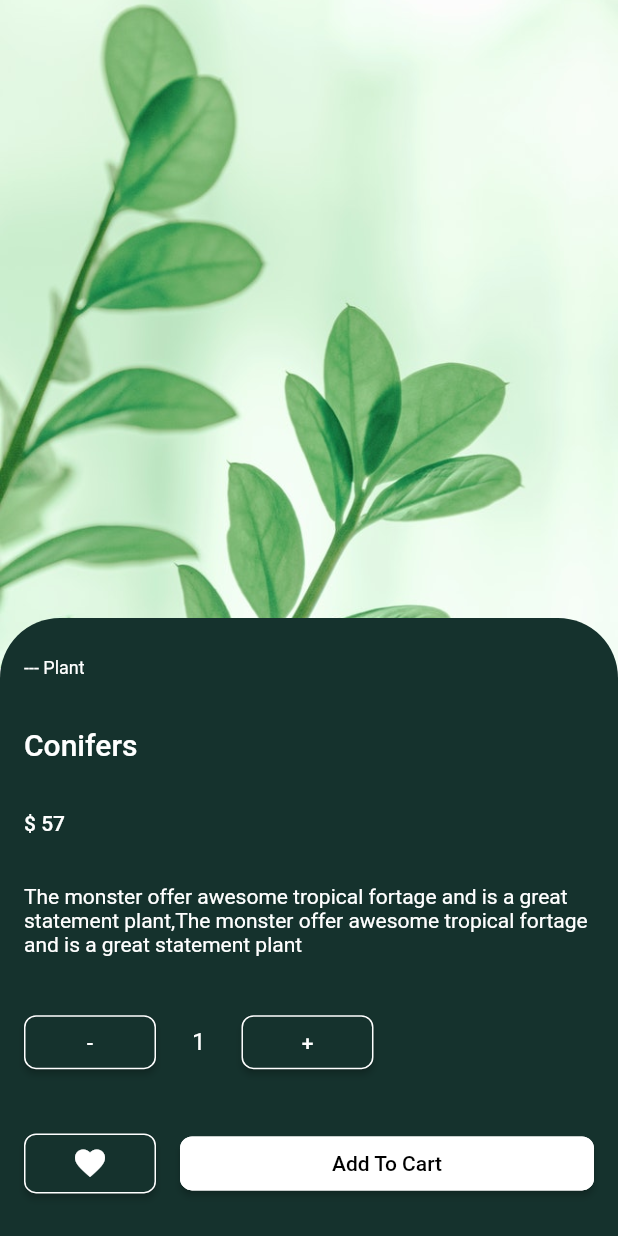
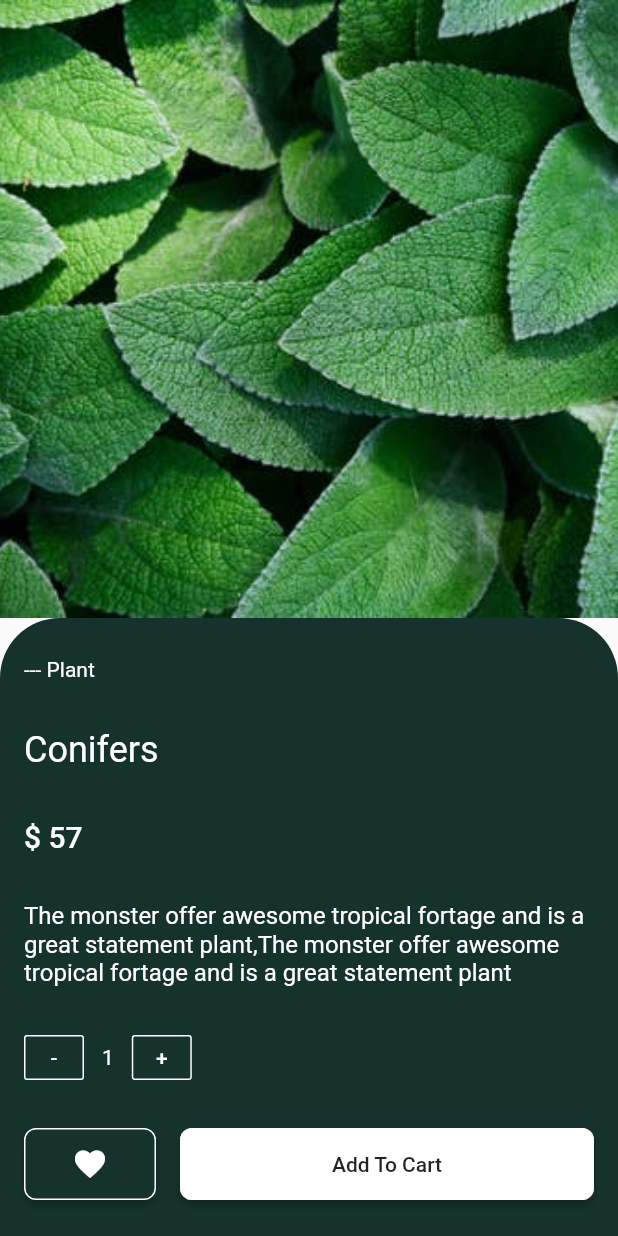
Before and after one commit to rao21/flutter_talk, a Flutter app: the screen it shows after launch, after a tap on "View details", on a phone screen of 412 x 824 dp. Run offline on Flutter 3.47's test engine with Material 2 defaults, Android fonts, the phone set to English and light mode, and no system bars; our stand-ins replace device_preview.

Commit message:
changes last

```diff
--- a/lib/detail.dart
+++ b/lib/detail.dart
@@ -2,11 +2,9 @@ import 'package:flutter/material.dart';
 import 'package:flutter/widgets.dart';
 import 'package:plants/PlantsModel.dart';
 
-final _themeColor = Color(0xFF15322D);
-final _textColor = Colors.white;
-
 class DetailScreen extends StatefulWidget {
   DetailScreen({Key key, @required this.plant}) : super(key: key);
+
   final PlantsModel plant;
 
   @override
@@ -14,21 +12,19 @@ class DetailScreen extends StatefulWidget {
 }
 
 class _Details extends State<DetailScreen> {
-  bool isLargeScreen;
-
+  final _themeColor = Color(0xFF15322D);
   @override
   Widget build(BuildContext context) {
     final screenSize = MediaQuery.of(context).size;
+    final textColor = Colors.white;
 
     return Scaffold(
       body: OrientationBuilder(builder: (context, orientation) {
-        bool isPortraitMode = orientation == Orientation.portrait;
-
         return Container(
           child: Stack(
             children: <Widget>[
-              buildImage(screenSize, isPortraitMode),
-              buildDetailWidget(screenSize, isPortraitMode),
+              buildImage(screenSize, orientation),
+              buildDetailWidget(screenSize, textColor, orientation),
             ],
           ),
         );
@@ -36,120 +32,154 @@ class _Details extends State<DetailScreen> {
     );
   }
 
-  Align buildImage(Size screenSize, bool isPortraitMode) {
+  Align buildImage(Size screenSize, Orientation orientation) {
     return Align(
-      alignment: isPortraitMode ? Alignment.topCenter : Alignment.topLeft,
+        alignment: orientation == Orientation.portrait
+            ? Alignment.topCenter
+            : Alignment.topLeft,
         child: Container(
-        width: isPortraitMode ? screenSize.width : screenSize.width / 2,
-        height: isPortraitMode ? screenSize.height / 1.85 : screenSize.height,
-        decoration: BoxDecoration(
+            width: orientation ==
+                    Orientation.portrait //orientation == Orientation.portrait
+                ? screenSize.width
+                : screenSize.width / 1.8,
+            height: orientation ==
+                    Orientation.portrait // orientation == Orientation.portrait
+                ? screenSize.height / 2
+                : screenSize.height,
+            decoration: orientation == Orientation.portrait
+                ? BoxDecoration(
+                    color: _themeColor,
                     image: DecorationImage(
                         image: ExactAssetImage(widget.plant.image),
                         fit: BoxFit.cover,
-          ),
-        ),
-      ),
-    );
+                        alignment: Alignment.topCenter),
+                  )
+                : BoxDecoration(
+                    //color: Colors.orange,
+                    image: DecorationImage(
+                        image: ExactAssetImage(widget.plant.image),
+                        fit: BoxFit.fill,
+                        alignment: Alignment.topCenter),
+                  )));
   }
 
-  Widget buildDetailWidget(Size screenSize, bool isPortraitMode) {
-    if (isPortraitMode)
-      isLargeScreen = screenSize.width > 600 ? true : false;
-    else
-      isLargeScreen = isLargeScreen;
+  Widget buildDetailWidget(
+      Size screenSize, Color textColor, Orientation orientation) {
+    return Align(
+      alignment: orientation ==
+              Orientation.portrait //orientation == Orientation.portrait
+          ? Alignment.bottomCenter
+          : Alignment.bottomRight,
 
-    final textTheme = Theme.of(context)
-        .textTheme
-        .apply(displayColor: _textColor, bodyColor: _textColor);
-    const radius = Radius.circular(40.0);
-
-    return Align(
-      alignment:
-          isPortraitMode ? Alignment.bottomCenter : Alignment.centerRight,
       child: Container(
-        width: isPortraitMode ? screenSize.width : screenSize.width / 2,
-        height: isPortraitMode ? screenSize.height / 2 : screenSize.height,
-        decoration: BoxDecoration(
+        width: orientation ==
+                Orientation.portrait //orientation == Orientation.portrait
+            ? screenSize.width
+            : screenSize.width / 1.8,
+        height: orientation ==
+                Orientation.portrait // orientation == Orientation.portrait
+            ? screenSize.height / 2
+            : screenSize.height,
+        decoration: orientation ==
+                Orientation.portrait //orientation == Orientation.portrait
+            ? BoxDecoration(
                 color: _themeColor,
-          borderRadius: isPortraitMode
-              ? BorderRadius.only(
-                  topLeft: radius,
-                  topRight: radius,
+                borderRadius: BorderRadius.only(
+                  topLeft: const Radius.circular(40.0),
+                  topRight: const Radius.circular(40.0),
+                ),
               )
-              : BorderRadius.only(
-                  topLeft: radius,
-                  bottomLeft: radius,
+            : BoxDecoration(
+                color: _themeColor,
+                borderRadius: BorderRadius.only(
+                  topLeft: const Radius.circular(40.0),
+                  bottomLeft: const Radius.circular(40.0),
                 ),
               ),
         child: Padding(
-          padding: const EdgeInsets.fromLTRB(16.0, 10.0, 16.0, 8.0),
+          padding: EdgeInsets.fromLTRB(16.0, 10.0, 16.0, 8.0),
           child: Column(
             crossAxisAlignment: CrossAxisAlignment.stretch,
             mainAxisAlignment: MainAxisAlignment.spaceAround,
             children: <Widget>[
               Text(
-                '--- Plant',
-                style: isLargeScreen ? textTheme.headline : textTheme.caption,
+                "--- Plant",
+                style: Theme.of(context)
+                    .textTheme
+                    .body1
+                    .copyWith(color: textColor),
               ),
+              // SizedBox(height: 20.0),
               Text(
                 widget.plant.name,
-                style: isLargeScreen ? textTheme.display2 : textTheme.title,
+                style: Theme.of(context)
+                    .textTheme
+                    .headline
+                    .copyWith(color: textColor),
               ),
+              // SizedBox(height: 8.0),
               Text(
                 '\$ ${widget.plant.price}',
-                style: isLargeScreen ? textTheme.display1 : textTheme.body2,
+                style: Theme.of(context)
+                    .textTheme
+                    .title
+                    .copyWith(color: textColor),
               ),
+              // SizedBox(height: 36.0),
               Text(
                 widget.plant.description,
-                style: isLargeScreen ? textTheme.display1 : textTheme.body1,
+                style: Theme.of(context)
+                    .textTheme
+                    .subhead
+                    .copyWith(color: textColor),
               ),
+              // SizedBox(height: 24.0),
               Row(
                 children: <Widget>[
-                  _raisedButton(
-                    Text('-',
-                        style: isLargeScreen
-                            ? textTheme.display1
-                            : textTheme.body2),
-                    true,
-                  ),
+                  _calculationButton(false),
                   Padding(
-                    padding: EdgeInsets.symmetric(
-                        horizontal: isLargeScreen ? 36.0 : 24.0),
+                    padding: const EdgeInsets.symmetric(horizontal: 12.0),
                     child: Text(
-                      '1',
-                      style: isLargeScreen
-                          ? textTheme.display1
-                          : textTheme.subhead,
+                      "1",
+                      style: Theme.of(context)
+                          .textTheme
+                          .body1
+                          .copyWith(color: textColor),
                     ),
                   ),
-                  _raisedButton(
-                    Text('+',
-                        style: isLargeScreen
-                            ? textTheme.display1
-                            : textTheme.body2),
-                    true,
-                  ),
+                  _calculationButton(true),
                 ],
               ),
+              // SizedBox(height: 24.0),
               Row(
                 children: <Widget>[
-                  _raisedButton(
-                    Icon(
+                  RaisedButton(
+                    padding: const EdgeInsets.symmetric(vertical: 12.0),
+                    color: _themeColor,
+                    shape: RoundedRectangleBorder(
+                      borderRadius: BorderRadius.circular(8.0),
+                      side: BorderSide(color: textColor),
+                    ),
+                    onPressed: () {},
+                    child: Icon(
                       Icons.favorite,
-                      color: _textColor,
+                      color: textColor,
                     ),
-                    true,
                   ),
                   SizedBox(width: 16.0),
                   Expanded(
-                    child: _raisedButton(
-                        Text(
-                          'Add To Cart',
-                          style: isLargeScreen
-                              ? textTheme.display1.copyWith(color: Colors.black)
-                              : textTheme.body2.copyWith(color: Colors.black),
+                    child: RaisedButton(
+                      padding: const EdgeInsets.symmetric(vertical: 16.0),
+                      color: textColor,
+                      shape: RoundedRectangleBorder(
+                        borderRadius: BorderRadius.circular(8.0),
+                        side: BorderSide(color: textColor),
                       ),
-                        false),
+                      onPressed: () {
+                        print(orientation);
+                      },
+                      child: Text('Add To Cart'),
+                    ),
                   ),
                 ],
               )
@@ -159,20 +189,20 @@ class _Details extends State<DetailScreen> {
       ),
     );
   }
+}
 
-  Widget _raisedButton(Widget child, bool isThemeColor) {
-    return RaisedButton(
-      onPressed: () {},
-      child: child,
-      padding: EdgeInsets.symmetric(vertical: isLargeScreen ? 16.0 : 8.0),
-      color: isThemeColor ? _themeColor : _textColor,
-      shape: RoundedRectangleBorder(
-        borderRadius: BorderRadius.circular(8.0),
-        side: BorderSide(
-          width: isLargeScreen ? 2.0 : 1.0,
-          color: _textColor,
+Widget _calculationButton(bool isAddition) {
+  return SizedBox(
+    height: 30,
+    width: 40,
+    child: OutlineButton(
+        borderSide: BorderSide(width: 1.0, color: Colors.white),
+        child: Text(
+          isAddition ? "+" : "-",
+          style: TextStyle(
+            color: Colors.white,
           ),
         ),
+        onPressed: () {}),
   );
 }
-}
--- a/lib/main.dart
+++ b/lib/main.dart
@@ -41,6 +41,26 @@ class _MyHomePageState extends State<MyHomePage> {
   final _accentColor = Color(0xFF879C95);
   final searchController = TextEditingController();
 
+  void _loadData() async {
+    setState(() {
+      _isLoading = true;
+    });
+    try {
+      plantData = await readDataFromFile();
+    } catch (e) {
+      print(e);
+    } finally {
+      setState(() {
+        _isLoading = false;
+      });
+    }
+  }
+
+  Future<PlantList> readDataFromFile() async {
+    String jsonString = await rootBundle.loadString('assets/data.json');
+    final jsonResponse = json.decode(jsonString);
+    return PlantList.fromJson(jsonResponse);
+  }
   @override
   void initState() {
     super.initState();
@@ -50,8 +70,9 @@ class _MyHomePageState extends State<MyHomePage> {
   @override
   Widget build(BuildContext context) {
     return SafeArea(
+      bottom: false,
       child: Scaffold(
-        // body: Center(child: Text('Flutter for YOU!')),
+        //body: Center(child: Text('Flutter for YOU!')),
         body: _isLoading ? _loader() : _mainContainer(),
       ),
     );
@@ -74,27 +95,70 @@ class _MyHomePageState extends State<MyHomePage> {
     return Container(
       color: _themeColor,
       child: Column(
-        crossAxisAlignment: CrossAxisAlignment.start,
+        crossAxisAlignment: CrossAxisAlignment.stretch,
         children: <Widget>[
           Padding(
             padding: const EdgeInsets.only(
                 left: 16.0, right: 16.0, top: 16.0, bottom: 8.0),
             child: buildSearchField(),
-            // child: Text('Child 1'),
+            //child: Text('Child 1'),
           ),
           SizedBox(
             height: isLargeScreen ? 48.0 : 36.0,
             child: buildHeaderList(),
-            // child: Text('Child 2'),
+           // child: Text('Child 2'),
           ),
           Expanded(
             child: buildCardGrid(),
-            // child: Text('Child 3'),
+            //child: Text('Child 3'),
           )
         ],
       ),
     );
   }
+  TextFormField buildSearchField() {
+    return TextFormField(
+      controller: searchController,
+      decoration: InputDecoration(
+        suffixIcon: IconButton(
+          onPressed: () {},
+          icon: Icon(Icons.search),
+          color: _accentColor,
+        ),
+        hintText: 'Search here',
+        hintStyle: isLargeScreen
+            ? Theme.of(context).textTheme.display1.copyWith(color: _accentColor)
+            : Theme.of(context).textTheme.body1.copyWith(color: _accentColor),
+        enabledBorder: OutlineInputBorder(
+          borderSide: BorderSide(color: _accentColor),
+          borderRadius: BorderRadius.all(const Radius.circular(32.0)),
+        ),
+      ),
+    );
+  }
+ListView buildHeaderList() {
+    return ListView.builder(
+        scrollDirection: Axis.horizontal,
+        itemCount: plantData.data.length,
+        itemBuilder: (context, index) {
+          return FlatButton(
+            child: Text(
+              plantData.data[index].name,
+              style: isLargeScreen
+                  ? Theme.of(context).textTheme.display1.copyWith(
+                      color: _accentColor, fontWeight: FontWeight.bold)
+                  : Theme.of(context)
+                      .textTheme
+                      .body2
+                      .copyWith(color: _accentColor),
+            ),
+            onPressed: () {
+              print(index);
+            },
+          );
+        });
+  }
+
 
   Widget buildCardGrid() {
     return StaggeredGridView.countBuilder(
@@ -125,7 +189,15 @@ class _MyHomePageState extends State<MyHomePage> {
           StaggeredTile.count(2, index.isEven ? 3 : 2),
     );
   }
-
+ClipRRect buildCardImage(int index) {
+    return ClipRRect(
+      borderRadius: BorderRadius.all(Radius.circular(12.0)),
+      child: Image(
+        fit: BoxFit.cover,
+        image: AssetImage(plantData.data[index].image),
+      ),
+    );
+  }
   ClipRRect buildAddButton() {
     return ClipRRect(
       borderRadius: BorderRadius.only(
@@ -220,78 +292,6 @@ class _MyHomePageState extends State<MyHomePage> {
     );
   }
 
-  ClipRRect buildCardImage(int index) {
-    return ClipRRect(
-      borderRadius: BorderRadius.all(Radius.circular(12.0)),
-      child: Image(
-        fit: BoxFit.cover,
-        image: AssetImage(plantData.data[index].image),
-      ),
-    );
-  }
 
-  TextFormField buildSearchField() {
-    return TextFormField(
-      controller: searchController,
-      decoration: InputDecoration(
-        suffixIcon: IconButton(
-          onPressed: () {},
-          icon: Icon(Icons.search),
-          color: _accentColor,
-        ),
-        hintText: 'Search here',
-        hintStyle: isLargeScreen
-            ? Theme.of(context).textTheme.display1.copyWith(color: _accentColor)
-            : Theme.of(context).textTheme.body1.copyWith(color: _accentColor),
-        enabledBorder: OutlineInputBorder(
-          borderSide: BorderSide(color: _accentColor),
-          borderRadius: BorderRadius.all(const Radius.circular(32.0)),
-        ),
-      ),
-    );
-  }
 
-  ListView buildHeaderList() {
-    return ListView.builder(
-        scrollDirection: Axis.horizontal,
-        itemCount: plantData.data.length,
-        itemBuilder: (context, index) {
-          return FlatButton(
-            child: Text(
-              plantData.data[index].name,
-              style: isLargeScreen
-                  ? Theme.of(context).textTheme.display1.copyWith(
-                      color: _accentColor, fontWeight: FontWeight.bold)
-                  : Theme.of(context)
-                      .textTheme
-                      .body2
-                      .copyWith(color: _accentColor),
-            ),
-            onPressed: () {
-              print(index);
-            },
-          );
-        });
-  }
-
-  void _loadData() async {
-    setState(() {
-      _isLoading = true;
-    });
-    try {
-      plantData = await readDataFromFile();
-    } catch (e) {
-      print(e);
-    } finally {
-      setState(() {
-        _isLoading = false;
-      });
-    }
-  }
-
-  Future<PlantList> readDataFromFile() async {
-    String jsonString = await rootBundle.loadString('assets/data.json');
-    final jsonResponse = json.decode(jsonString);
-    return PlantList.fromJson(jsonResponse);
-  }
 }
```
Also changed, not shown: assets/data.json (+5 -5 lines), assets/plant-6.jpg (added), assets/plant-7.jpg (added), assets/plant-8.jpg (added). Lines whose indentation alone changed are shown as unchanged.
